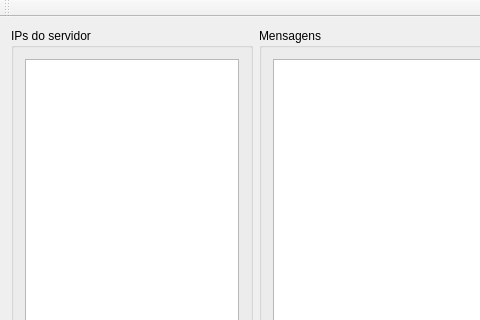
First picture: the form in QtTcpServer/mainwindow.ui, repository julianessantos/QtSupervisory, before the edit; both pictures show x 0 to 480 and y 0 to 320 of the 634 by 411 pixel window.
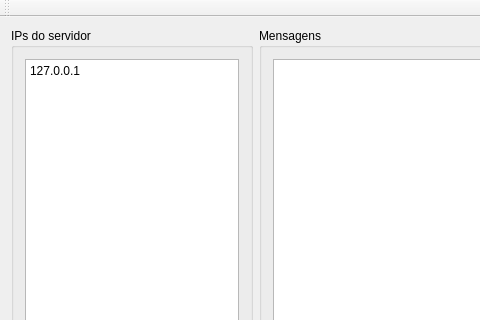
Second picture: the form after the edit.

The edit to the form file:
```diff
--- a/QtTcpServer/mainwindow.ui
+++ b/QtTcpServer/mainwindow.ui
@@ -22,7 +22,18 @@
       </property>
       <layout class="QHBoxLayout" name="horizontalLayout">
        <item>
-        <widget class="QListWidget" name="listWidget"/>
+        <widget class="QTextBrowser" name="textBrowser_2">
+         <property name="html">
+          <string>&lt;!DOCTYPE HTML PUBLIC &quot;-//W3C//DTD HTML 4.0//EN&quot; &quot;http://www.w3.org/TR/REC-html40/strict.dtd&quot;&gt;
+&lt;html&gt;&lt;head&gt;&lt;meta name=&quot;qrichtext&quot; content=&quot;1&quot; /&gt;&lt;meta charset=&quot;utf-8&quot; /&gt;&lt;style type=&quot;text/css&quot;&gt;
+p, li { white-space: pre-wrap; }
+hr { height: 1px; border-width: 0; }
+li.unchecked::marker { content: &quot;\2610&quot;; }
+li.checked::marker { content: &quot;\2612&quot;; }
+&lt;/style&gt;&lt;/head&gt;&lt;body style=&quot; font-family:'Segoe UI'; font-size:9pt; font-weight:400; font-style:normal;&quot;&gt;
+&lt;p style=&quot; margin-top:0px; margin-bottom:0px; margin-left:0px; margin-right:0px; -qt-block-indent:0; text-indent:0px;&quot;&gt;127.0.0.1&lt;/p&gt;&lt;/body&gt;&lt;/html&gt;</string>
+         </property>
+        </widget>
        </item>
       </layout>
      </widget>
```
Left out of the diff: 2 changed lines with no effect on the pictures.
